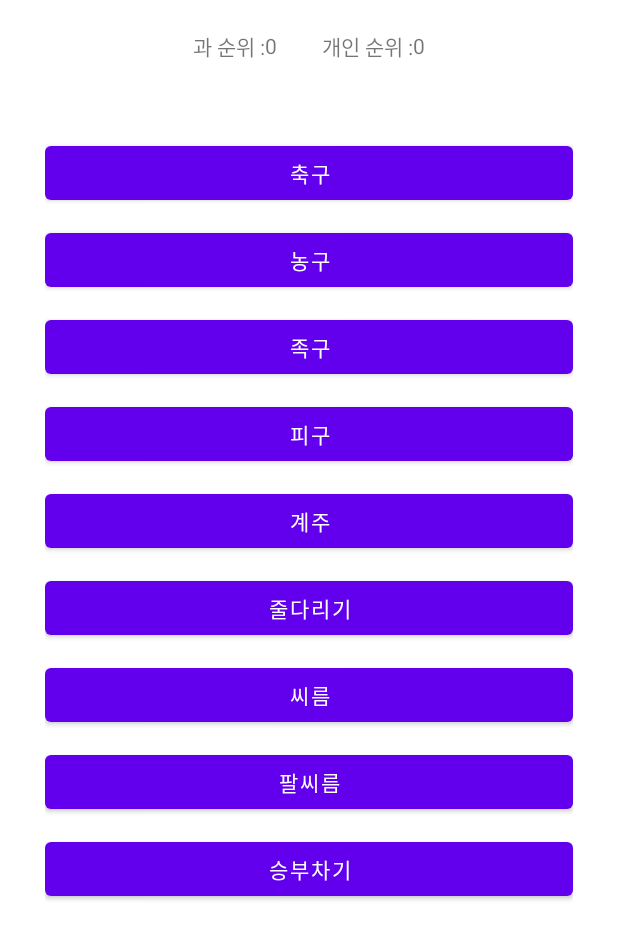
After one commit to iou-bohun/Hackathon_project, an Android app: the layout main.xml on its own in the app's theme, with its tools: preview values and no code run, on a phone screen of 412 x 824 dp. The commit adds this screen. Shown: the top 939 px of the screen. Run offline under Robolectric (Android 15) with nearby library versions, the phone set to English and light mode, and no system bars.

Commit message:
main, bracket xml 생성

```diff
--- /dev/null
+++ b/app/src/main/res/layout/bracket.xml
@@ -0,0 +1,21 @@
+<?xml version="1.0" encoding="utf-8"?>
+<LinearLayout xmlns:android="http://schemas.android.com/apk/res/android"
+    android:orientation="vertical"
+    android:layout_width="match_parent"
+    android:layout_height="match_parent"
+    android:gravity="center"
+    >
+
+
+    <ImageView
+        android:layout_width="match_parent"
+        android:layout_height="match_parent"
+        android:id="@+id/bracketImg"
+        android:src="@drawable/bracketImg"
+
+        >
+
+
+    </ImageView>
+
+</LinearLayout>
--- /dev/null
+++ b/app/src/main/res/layout/main.xml
@@ -0,0 +1,201 @@
+<?xml version="1.0" encoding="utf-8"?>
+<LinearLayout xmlns:android="http://schemas.android.com/apk/res/android"
+    android:orientation="vertical"
+    android:layout_width="match_parent"
+    android:layout_height="match_parent">
+
+    <LinearLayout
+        android:layout_width="match_parent"
+        android:layout_height="wrap_content"
+        android:orientation="horizontal"
+        android:gravity="center"
+        android:layout_marginTop="20dp"
+        >
+
+        <TextView
+            android:layout_width="wrap_content"
+            android:layout_height="wrap_content"
+            android:text="@string/departmentRankingString"
+            />
+        <TextView
+            android:layout_width="wrap_content"
+            android:layout_height="wrap_content"
+            android:text="@string/departmentRank"
+            android:layout_marginRight="30dp"
+            android:id="@+id/departmentRank"
+            />
+        <TextView
+            android:layout_width="wrap_content"
+            android:layout_height="wrap_content"
+            android:text="@string/individualRankingString"
+            />
+        <TextView
+            android:layout_width="wrap_content"
+            android:layout_height="wrap_content"
+            android:text="@string/individualRank"
+            android:id="@+id/individualRank"
+            />
+
+
+    </LinearLayout>
+
+    <ScrollView
+        android:layout_width="match_parent"
+        android:layout_height="wrap_content"
+        android:orientation="vertical"
+        android:layout_marginTop="50dp"
+        android:layout_marginLeft="30dp"
+        android:layout_marginRight="30dp"
+
+        >
+
+        <LinearLayout
+            android:layout_width="match_parent"
+            android:layout_height="match_parent"
+            android:orientation="vertical"
+
+
+            >
+
+            <LinearLayout
+                android:layout_width="match_parent"
+                android:layout_height="wrap_content"
+                android:orientation="horizontal"
+                android:layout_marginBottom="10dp"
+                >
+
+                <Button
+                    android:layout_width="match_parent"
+                    android:layout_height="match_parent"
+                    android:text="@string/soccer"
+                    android:id="@+id/soccerBtn"
+                    />
+
+            </LinearLayout>
+
+            <LinearLayout
+                android:layout_width="match_parent"
+                android:layout_height="wrap_content"
+                android:orientation="horizontal"
+                android:layout_marginBottom="10dp"
+                >
+                <Button
+                    android:layout_width="match_parent"
+                    android:layout_height="match_parent"
+                    android:text="@string/basketball"
+                    android:id="@+id/basketballBtn"
+                    />
+
+            </LinearLayout>
+
+            <LinearLayout
+                android:layout_width="match_parent"
+                android:layout_height="wrap_content"
+                android:orientation="horizontal"
+                android:layout_marginBottom="10dp"
+                >
+                <Button
+                    android:layout_width="match_parent"
+                    android:layout_height="match_parent"
+                    android:text="@string/footvolleyball"
+                    android:id="@+id/footvolleyballBtn"
+                    />
+
+            </LinearLayout>
+
+            <LinearLayout
+                android:layout_width="match_parent"
+                android:layout_height="wrap_content"
+                android:orientation="horizontal"
+                android:layout_marginBottom="10dp"
+                >
+                <Button
+                    android:layout_width="match_parent"
+                    android:layout_height="match_parent"
+                    android:text="@string/dodgeball"
+                    android:id="@+id/dodgeballBtn"
+                    />
+
+            </LinearLayout>
+
+            <LinearLayout
+                android:layout_width="match_parent"
+                android:layout_height="wrap_content"
+                android:orientation="horizontal"
+                android:layout_marginBottom="10dp"
+                >
+                <Button
+                    android:layout_width="match_parent"
+                    android:layout_height="match_parent"
+                    android:text="@string/relay"
+                    android:id="@+id/relayBtn"
+                    />
+
+            </LinearLayout>
+            <LinearLayout
+                android:layout_width="match_parent"
+                android:layout_height="wrap_content"
+                android:orientation="horizontal"
+                android:layout_marginBottom="10dp"
+                >
+                <Button
+                    android:layout_width="match_parent"
+                    android:layout_height="match_parent"
+                    android:text="@string/tugofwar"
+                    android:id="@+id/tugofwarBtn"
+                    />
+
+            </LinearLayout>
+            <LinearLayout
+                android:layout_width="match_parent"
+                android:layout_height="wrap_content"
+                android:orientation="horizontal"
+                android:layout_marginBottom="10dp"
+                >
+                <Button
+                    android:layout_width="match_parent"
+                    android:layout_height="match_parent"
+                    android:text="@string/wrestling"
+                    android:id="@+id/wrestlingBtn"
+                    />
+
+            </LinearLayout>
+            <LinearLayout
+                android:layout_width="match_parent"
+                android:layout_height="wrap_content"
+                android:orientation="horizontal"
+                android:layout_marginBottom="10dp"
+                >
+                <Button
+                    android:layout_width="match_parent"
+                    android:layout_height="match_parent"
+                    android:text="@string/armwrestling"
+                    android:id="@+id/armwrestlingBtn"
+                    />
+
+            </LinearLayout>
+
+            <LinearLayout
+                android:layout_width="match_parent"
+                android:layout_height="wrap_content"
+                android:orientation="horizontal"
+                android:layout_marginBottom="10dp"
+                >
+                <Button
+                    android:layout_width="match_parent"
+                    android:layout_height="match_parent"
+                    android:text="@string/penaltyshootout"
+                    android:id="@+id/penaltyshootoutBtn"
+                    />
+
+            </LinearLayout>
+
+
+        </LinearLayout>
+
+
+
+
+    </ScrollView>
+
+</LinearLayout>
--- a/app/src/main/res/values-night/themes.xml
+++ b/app/src/main/res/values-night/themes.xml
@@ -1,6 +1,6 @@
 <resources xmlns:tools="http://schemas.android.com/tools">
     <!-- Base application theme. -->
-    <style name="Theme.Hackathon_Project" parent="Theme.MaterialComponents.DayNight.DarkActionBar">
+    <style name="Theme.Hackathon_Project" parent="Theme.MaterialComponents.DayNight.NoActionBar">
         <!-- Primary brand color. -->
         <item name="colorPrimary">@color/purple_200</item>
         <item name="colorPrimaryVariant">@color/purple_700</item>
--- a/app/src/main/res/values/strings.xml
+++ b/app/src/main/res/values/strings.xml
@@ -1,3 +1,19 @@
 <resources>
     <string name="app_name">Hackathon_Project</string>
+
+    <string name="departmentRankingString">과 순위 : </string>
+    <string name="individualRankingString">개인 순위 : </string>
+    <string name="departmentRank">0</string>
+    <string name="individualRank">0</string>
+    <string name="soccer">축구</string>
+    <string name="basketball">농구</string>
+    <string name="footvolleyball">족구</string>
+    <string name="dodgeball">피구</string>
+    <string name="relay">계주</string>
+    <string name="tugofwar">줄다리기</string>
+    <string name="wrestling">씨름</string>
+    <string name="armwrestling">팔씨름</string>
+    <string name="penaltyshootout">승부차기</string>
+
+
 </resources>
--- a/app/src/main/res/values/themes.xml
+++ b/app/src/main/res/values/themes.xml
@@ -1,6 +1,6 @@
 <resources xmlns:tools="http://schemas.android.com/tools">
     <!-- Base application theme. -->
-    <style name="Theme.Hackathon_Project" parent="Theme.MaterialComponents.DayNight.DarkActionBar">
+    <style name="Theme.Hackathon_Project" parent="Theme.MaterialComponents.DayNight.NoActionBar">
         <!-- Primary brand color. -->
         <item name="colorPrimary">@color/purple_500</item>
         <item name="colorPrimaryVariant">@color/purple_700</item>
```
Also changed, not shown: app/src/main/res/drawable/bracketImg.png (added).
